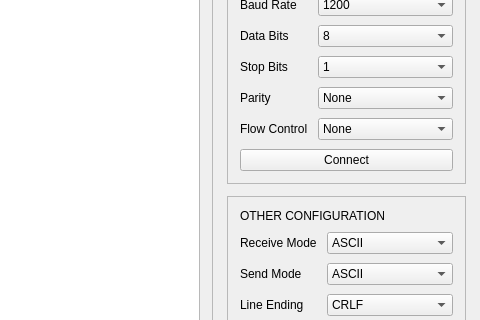
Old version of the form gui/mainwindow.ui in the repository ketoru210/tessera; both pictures show x 520 to 1000 and y 87 to 407 of the 1000 by 680 pixel window.
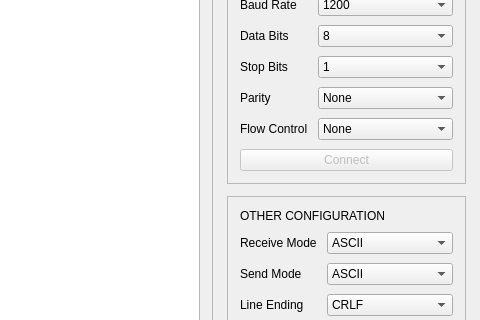
New version of the form.

Commit message: feat(gui: disable connect button until a port is selected

```diff
--- a/gui/mainwindow.ui
+++ b/gui/mainwindow.ui
@@ -666,6 +666,9 @@
           </item>
           <item>
            <widget class="QPushButton" name="connect_button">
+            <property name="enabled">
+             <bool>false</bool>
+            </property>
             <property name="text">
              <string>Connect</string>
             </property>
```
The commit also changes 1 other file.
